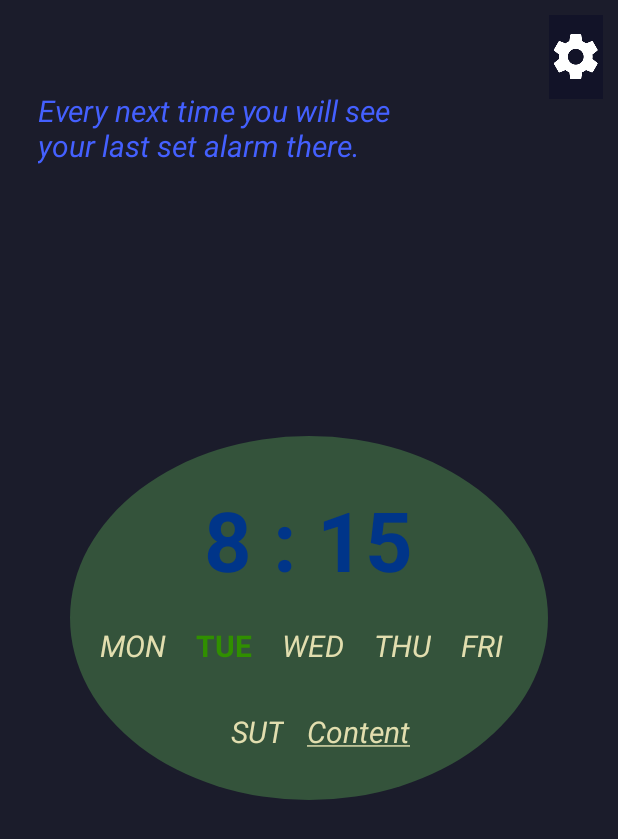
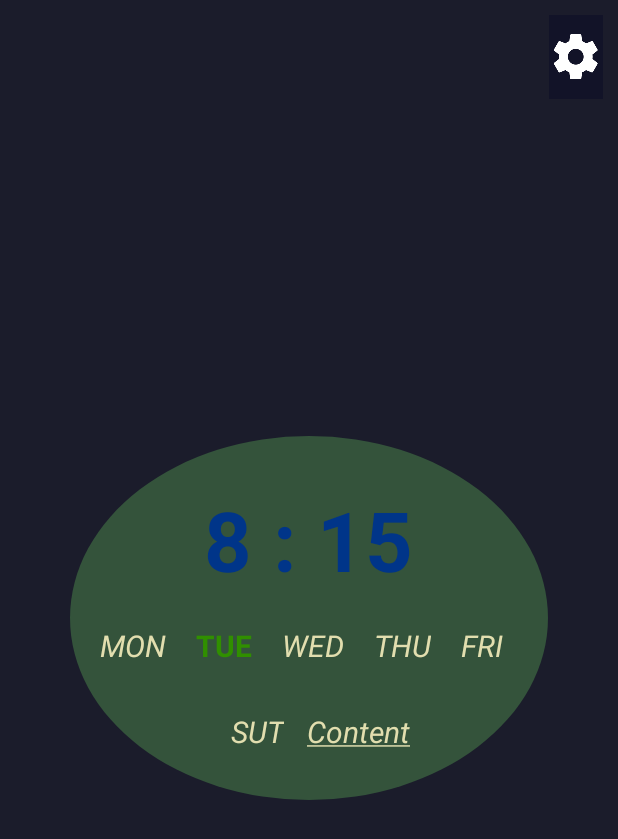
Before and after one commit to mrkostua/SmartAlarm, an Android app: the MainMathAlarmButton screen opened directly, with no data from a screen before it, on a phone screen of 412 x 824 dp. Shown: the top 839 px of the screen. Run offline under Robolectric (Android 15) with nearby library versions, the phone set to English and light mode, and no system bars; 2 statements that could not run were skipped.

Commit message:
Wednesday morning train work. Creating main layout Helper.

```diff
--- a/app/src/main/res/layout/activity_main_alarm.xml
+++ b/app/src/main/res/layout/activity_main_alarm.xml
@@ -9,21 +9,10 @@
         android:id="@+id/rlBackgroundHelper"
         android:layout_width="match_parent"
         android:layout_height="match_parent"
-        android:visibility="visible">
-
-        <!--<TextView-->
-        <!--android:id="@+id/textView4"-->
-        <!--android:layout_width="wrap_content"-->
-        <!--android:layout_height="wrap_content"-->
-        <!--android:layout_alignParentEnd="true"-->
-        <!--android:layout_alignParentRight="true"-->
-        <!--android:layout_alignParentTop="true"-->
-        <!--android:layout_marginTop="104dp"-->
-        <!--android:padding="20dp"-->
-        <!--android:text="TextView" />-->
+        android:visibility="gone">
 
         <TextView
-            android:id="@+id/tvHelperMainButton"
+            android:id="@+id/tvFirstHelpingMessage"
             android:layout_width="wrap_content"
             android:layout_height="wrap_content"
             android:layout_alignParentLeft="true"
@@ -32,9 +21,31 @@
             android:layout_marginLeft="25dp"
             android:layout_marginStart="25dp"
             android:layout_marginTop="60dp"
+            android:clickable="true"
+            android:focusable="true"
+            android:padding="5dp"
+            android:text="@string/helpingMessageOne"
             android:theme="@style/HelperDark_TextTheme"
-            android:text="@string/helperMessageOne" />
+            android:visibility="gone" />
+
+        <TextView
+            android:id="@+id/tvSecondHelpingMessage"
+            android:layout_width="wrap_content"
+            android:layout_height="wrap_content"
+            android:layout_alignParentBottom="true"
+            android:layout_alignParentEnd="true"
+            android:layout_alignParentRight="true"
+            android:layout_marginBottom="60dp"
+            android:layout_marginEnd="15dp"
+            android:layout_marginRight="15dp"
+            android:clickable="true"
+            android:focusable="true"
+            android:padding="5dp"
+            android:text="@string/helpingMessageTwo"
+            android:theme="@style/HelperDark_TextTheme"
+            android:visibility="gone" />
     </RelativeLayout>
+
     <!--todo create 2 style for alarm button set and not (clicked not clicked)-->
     <RelativeLayout xmlns:android="http://schemas.android.com/apk/res/android"
         android:id="@+id/rlButtonLayout"
--- a/app/src/main/res/values/dimens.xml
+++ b/app/src/main/res/values/dimens.xml
@@ -8,7 +8,7 @@
     <dimen name="day_of_week_text_size">20dp</dimen>
     <dimen name="alarm_time_text_size">55dp</dimen>
 
-    <dimen name="helperTextMessages_size">20dp</dimen>
+    <dimen name="helperTextMessages_size">18dp</dimen>
 
 
 </resources>
--- a/app/src/main/res/values/strings.xml
+++ b/app/src/main/res/values/strings.xml
@@ -65,5 +65,13 @@
     <string name="good_morning">Good Morning</string>
     <string name="main_button_time_default">20 : 35</string>
     <string name="Tuesday">TUE</string>
-    <string name="helperMessageOne">Every next time you will see \nyour last set alarm there.</string>
+
+    <string name="LetsDoIt">Let\'s do it</string>
+    <string name="Back">Back</string>
+
+    <string name="helpingMessageOne">Every next time you will see \nyour last set alarm there.</string>
+    <string name="helpingMessageTwo">So to set alarm in the future (with old \nsettings), just click the  circle button.</string>
+    <string name="helperFirstDialogMessage">Hi if you want to see how the Alarm work just follow appearing text and touch them to continue</string>
+    <string name="helperFirstDialogTitle">Smart helper :)</string>
+
 </resources>
--- a/app/src/main/res/values/styles.xml
+++ b/app/src/main/res/values/styles.xml
@@ -89,7 +89,7 @@
     </style>
 
 
-    <style name="helperLight_TextTheme" parent="android:Theme">
+    <style name="HelperLight_TextTheme" parent="android:Theme">
         <item name="android:textViewStyle">@style/helperLightStyle</item>
         <!--todo here put style e.g. for some Buttons related to Helper-->
     </style>
```
Also changed, not shown: app/src/main/java/com/mrkostua/mathalarm/MainMathAlarmButton.kt (+49 -26 lines).
